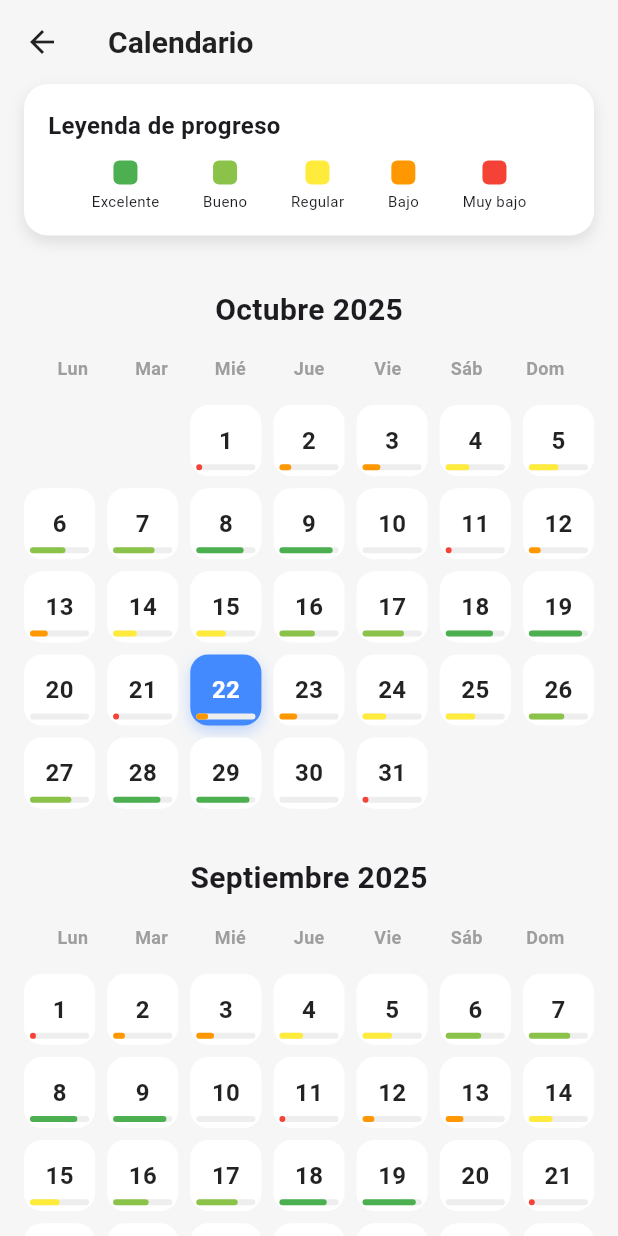
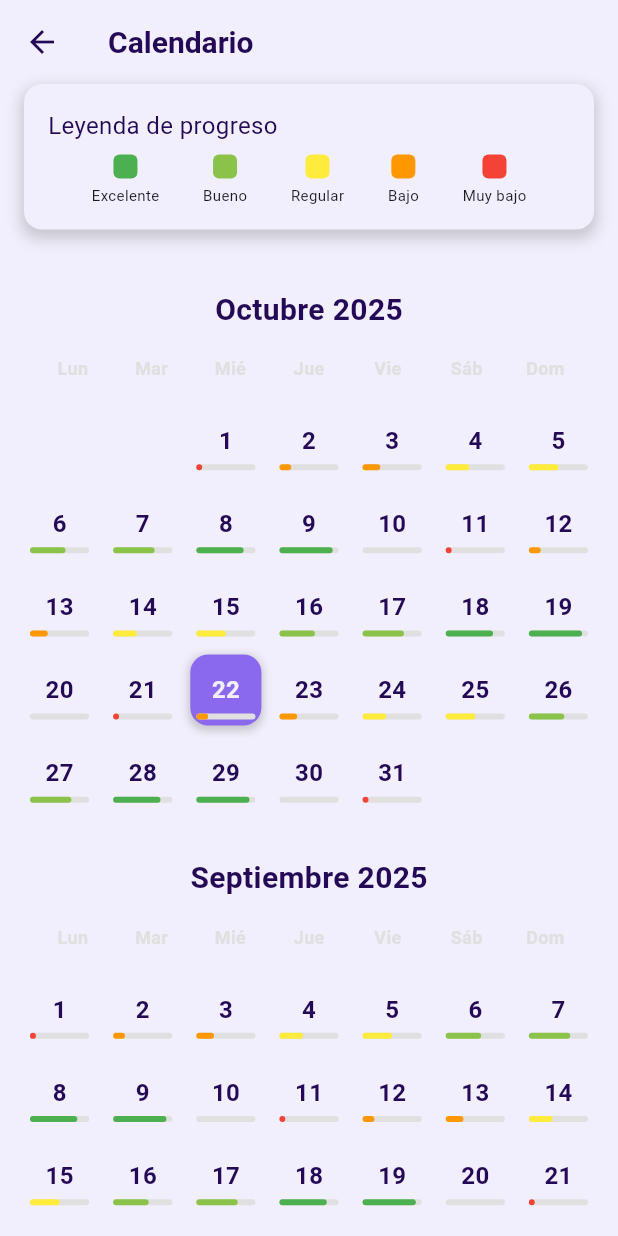
Before and after one commit to DehBarca/Evolv, a Flutter app: the CalendarScreen screen opened directly with empty values, on a phone screen of 412 x 824 dp. Run offline on Flutter 3.47's test engine with Material 3 defaults, Android fonts, the phone set to English and light mode, and no system bars.

Commit message:
colores dinamicos en calendar

```diff
--- a/lib/screens/calendar.dart
+++ b/lib/screens/calendar.dart
@@ -1,4 +1,5 @@
 import 'package:flutter/material.dart';
+import '../constants/app_constants.dart'; // Agrega esta importación
 
 class CalendarScreen extends StatefulWidget {
   final DateTime selectedDate;
@@ -40,11 +41,11 @@ class _CalendarScreenState extends State<CalendarScreen> {
   }
 
   Color _getProgressColor(double progress) {
-    if (progress >= 0.8) return Colors.green;
+    if (progress >= 0.8) return AppColors.success;
     if (progress >= 0.6) return Colors.lightGreen;
     if (progress >= 0.4) return Colors.yellow;
     if (progress >= 0.2) return Colors.orange;
-    return Colors.red;
+    return AppColors.error;
   }
 
   DateTime _getMonthFromIndex(int index) {
@@ -98,14 +99,14 @@ class _CalendarScreenState extends State<CalendarScreen> {
   @override
   Widget build(BuildContext context) {
     return Scaffold(
-      backgroundColor: const Color(0xFFF6F6F6),
+      backgroundColor: AppColors.primaryBackground,
       appBar: AppBar(
         title: const Text(
           'Calendario',
           style: TextStyle(fontWeight: FontWeight.bold, fontSize: 20),
         ),
         backgroundColor: Colors.transparent,
-        foregroundColor: Colors.black87,
+        foregroundColor: AppColors.textPrimary,
         elevation: 0,
         leading: IconButton(
           icon: const Icon(Icons.arrow_back),
@@ -116,33 +117,23 @@ class _CalendarScreenState extends State<CalendarScreen> {
         children: [
           Positioned(
             top: 0,
-            left: 16,
-            right: 16,
-            child:
-                  Container(
-                    padding: const EdgeInsets.all(16),
+            left: AppSizes.paddingMedium,
+            right: AppSizes.paddingMedium,
+            child: Container(
+              padding: const EdgeInsets.all(AppSizes.paddingMedium),
               decoration: BoxDecoration(
-                      color: Colors.white,
-                      borderRadius: BorderRadius.circular(16),
-                      boxShadow: [
-                        BoxShadow(
-                          color: Colors.black.withOpacity(0.1),
-                          blurRadius: 8,
-                          offset: const Offset(0, 4),
-                        ),
-                      ],
+                color: AppColors.background,
+                borderRadius: BorderRadius.circular(AppSizes.borderRadius),
+                boxShadow: AppShadows.cardShadow,
               ),
               child: const Column(
                 crossAxisAlignment: CrossAxisAlignment.start,
                 children: [
                   Text(
                     'Leyenda de progreso',
-                          style: TextStyle(
-                            fontSize: 16,
-                            fontWeight: FontWeight.w600,
+                    style: AppTextStyles.bodyText,
                   ),
-                        ),
-                        SizedBox(height: 12),
+                  SizedBox(height: AppSizes.paddingSmall),
                   Row(
                     mainAxisAlignment: MainAxisAlignment.spaceEvenly,
                     children: [
@@ -156,10 +147,9 @@ class _CalendarScreenState extends State<CalendarScreen> {
                 ],
               ),
             ),
-
           ),
           Padding(
-            padding: const EdgeInsets.only(top:120),
+            padding: const EdgeInsets.only(top: 120),
             child: ListView.builder(
               controller: _scrollController,
               itemCount: 24, // 2 años hacia atrás
@@ -168,18 +158,15 @@ class _CalendarScreenState extends State<CalendarScreen> {
                 final calendarDays = _getCalendarDays(currentMonth);
 
                 return Padding(
-                  padding: const EdgeInsets.all(16),
+                  padding: const EdgeInsets.all(AppSizes.paddingMedium),
                   child: Column(
                     children: [
                       // Título del mes
                       Text(
                         _getMonthName(currentMonth),
-                        style: const TextStyle(
-                          fontSize: 20,
-                          fontWeight: FontWeight.bold,
+                        style: AppTextStyles.heading2,
                       ),
-                      ),
-                      const SizedBox(height: 16),
+                      const SizedBox(height: AppSizes.paddingMedium),
 
                       // Encabezado de días de la semana
                       const Row(
@@ -194,7 +181,7 @@ class _CalendarScreenState extends State<CalendarScreen> {
                           _DayHeader('Dom'),
                         ],
                       ),
-                      const SizedBox(height: 16),
+                      const SizedBox(height: AppSizes.paddingMedium),
 
                       // Grid del calendario
                       GridView.builder(
@@ -203,8 +190,8 @@ class _CalendarScreenState extends State<CalendarScreen> {
                         gridDelegate:
                             const SliverGridDelegateWithFixedCrossAxisCount(
                               crossAxisCount: 7,
-                              crossAxisSpacing: 8,
-                              mainAxisSpacing: 8,
+                              crossAxisSpacing: AppSizes.paddingSmall,
+                              mainAxisSpacing: AppSizes.paddingSmall,
                             ),
                         itemCount: calendarDays.length,
                         itemBuilder: (context, gridIndex) {
@@ -235,25 +222,17 @@ class _CalendarScreenState extends State<CalendarScreen> {
                             child: Container(
                               decoration: BoxDecoration(
                                 color: isSelected
-                                    ? Colors.blueAccent
-                                    : Colors.white,
-                                borderRadius: BorderRadius.circular(12),
+                                    ? AppColors.primary
+                                    : AppColors.background,
+                                borderRadius: BorderRadius.circular(AppSizes.borderRadius),
                                 border: isToday && !isSelected
                                     ? Border.all(
-                                        color: Colors.blueAccent,
-                                        width: 2,
+                                        color: AppColors.primary,
+                                        width: AppSizes.borderWidth,
                                       )
                                     : null,
                                 boxShadow: isSelected
-                                    ? [
-                                        BoxShadow(
-                                          color: Colors.blueAccent.withOpacity(
-                                            0.3,
-                                          ),
-                                          blurRadius: 8,
-                                          offset: const Offset(0, 4),
-                                        ),
-                                      ]
+                                    ? AppShadows.buttonShadow
                                     : null,
                               ),
                               child: Stack(
@@ -266,21 +245,21 @@ class _CalendarScreenState extends State<CalendarScreen> {
                                         fontSize: 16,
                                         fontWeight: FontWeight.w600,
                                         color: isSelected
-                                            ? Colors.white
-                                            : Colors.black87,
+                                            ? AppColors.background
+                                            : AppColors.textPrimary,
                                       ),
                                     ),
                                   ),
 
                                   // Indicador de progreso (barra inferior)
                                   Positioned(
-                                    bottom: 4,
-                                    left: 4,
-                                    right: 4,
+                                    bottom: AppSizes.paddingSmall / 2,
+                                    left: AppSizes.paddingSmall / 2,
+                                    right: AppSizes.paddingSmall / 2,
                                     child: Container(
                                       height: 4,
                                       decoration: BoxDecoration(
-                                        color: Colors.grey.shade200,
+                                        color: AppColors.borderColor,
                                         borderRadius: BorderRadius.circular(2),
                                       ),
                                       child: FractionallySizedBox(
@@ -289,9 +268,7 @@ class _CalendarScreenState extends State<CalendarScreen> {
                                         child: Container(
                                           decoration: BoxDecoration(
                                             color: _getProgressColor(progress),
-                                            borderRadius: BorderRadius.circular(
-                                              2,
-                                            ),
+                                            borderRadius: BorderRadius.circular(2),
                                           ),
                                         ),
                                       ),
@@ -329,10 +306,10 @@ class _DayHeader extends StatelessWidget {
       child: Center(
         child: Text(
           day,
-          style: const TextStyle(
+          style: TextStyle(
             fontSize: 12,
             fontWeight: FontWeight.w600,
-            color: Colors.grey,
+            color: AppColors.borderColor,
           ),
         ),
       ),
```
Lines whose indentation alone changed are shown as unchanged.
